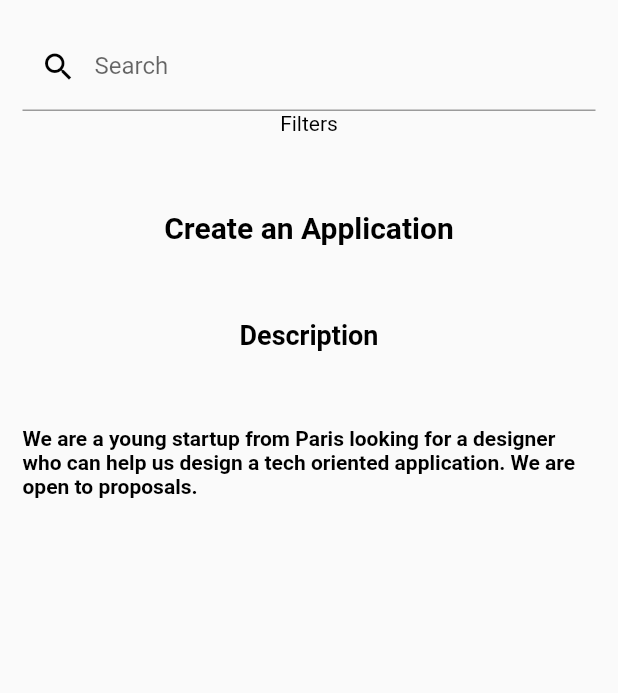
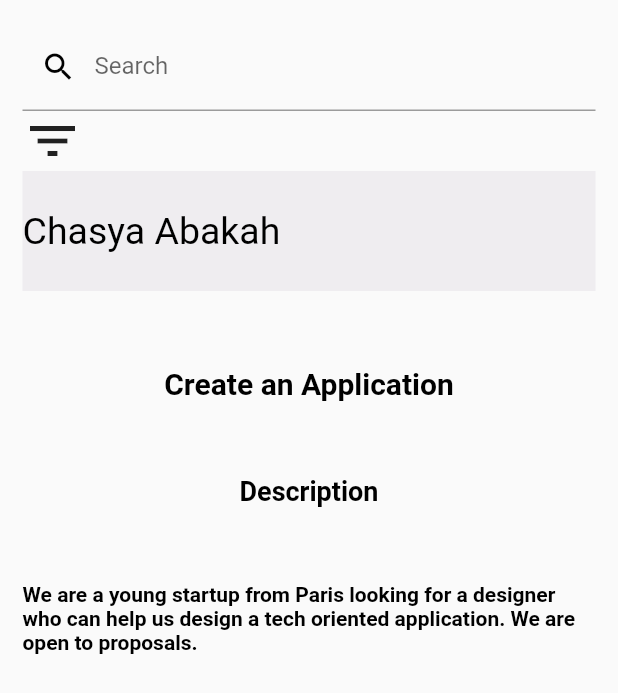
Before and after one commit to StevenAttipoe/workwaves, a Flutter app: the SearchPage screen opened directly, on a phone screen of 412 x 824 dp. Shown: the top 693 px of the screen. Run offline on Flutter 3.47's test engine with Material 2 defaults, Android fonts, the phone set to English and light mode, and no system bars; our stand-ins replace flutter_map, form_validator, hexcolor, latlong2, splashscreen.

Commit message:
Update search.dart

```diff
--- a/lib/views/nav/search.dart
+++ b/lib/views/nav/search.dart
@@ -36,13 +36,22 @@ class _SearchPageState extends State<SearchPage> {
             ),
 
             //filter icon
-            Text(
-              "Filters",
-              style: TextStyle(
-                color: Colors.black,
-              ),
-              textAlign: TextAlign.left,
+            Row(children: <Widget>[
+              const Icon(
+                Icons.filter_list,
+                size: 40,
+              )
+            ]),
+
+            Container(
+              color: Color(0xffEFEDF0),
+              height: 80,
+              child: Row(children: <Widget>[
+                const Text("Chasya Abakah",
+                    style: TextStyle(color: Colors.black, fontSize: 25)),
+              ]),
             ),
+
             //name with Icons
             //Results from search will be here
             SizedBox(height: 50),
```
